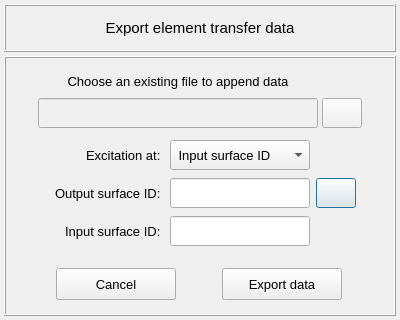
The window that vibra/interface/data/ui_files/data_handler/export_element_transfer_data.ui (MOPT-UFSC/VIBRA) describes before a commit, drawn with Qt 5.
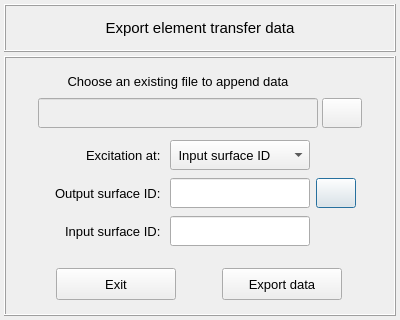
The same window after the commit. Icons and pictures are not drawn.

Commit message: Replaces the Cancel text with Exit in the Close buttons

```diff
--- a/vibra/interface/data/ui_files/data_handler/export_element_transfer_data.ui
+++ b/vibra/interface/data/ui_files/data_handler/export_element_transfer_data.ui
@@ -585,7 +585,7 @@
             <string notr="true"/>
            </property>
            <property name="text">
-            <string>Cancel</string>
+            <string>Exit</string>
            </property>
            <property name="iconSize">
             <size>
```
Left out of the diff: 2 changed lines with no effect on the pictures. The commit also changes 53 other files.
